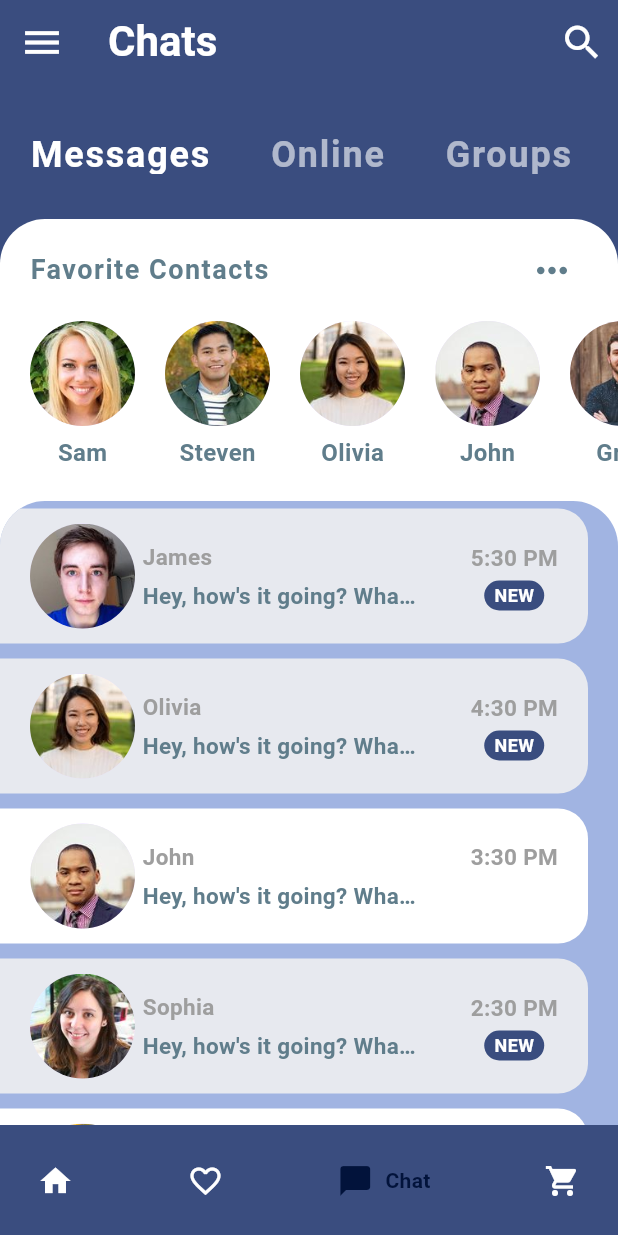
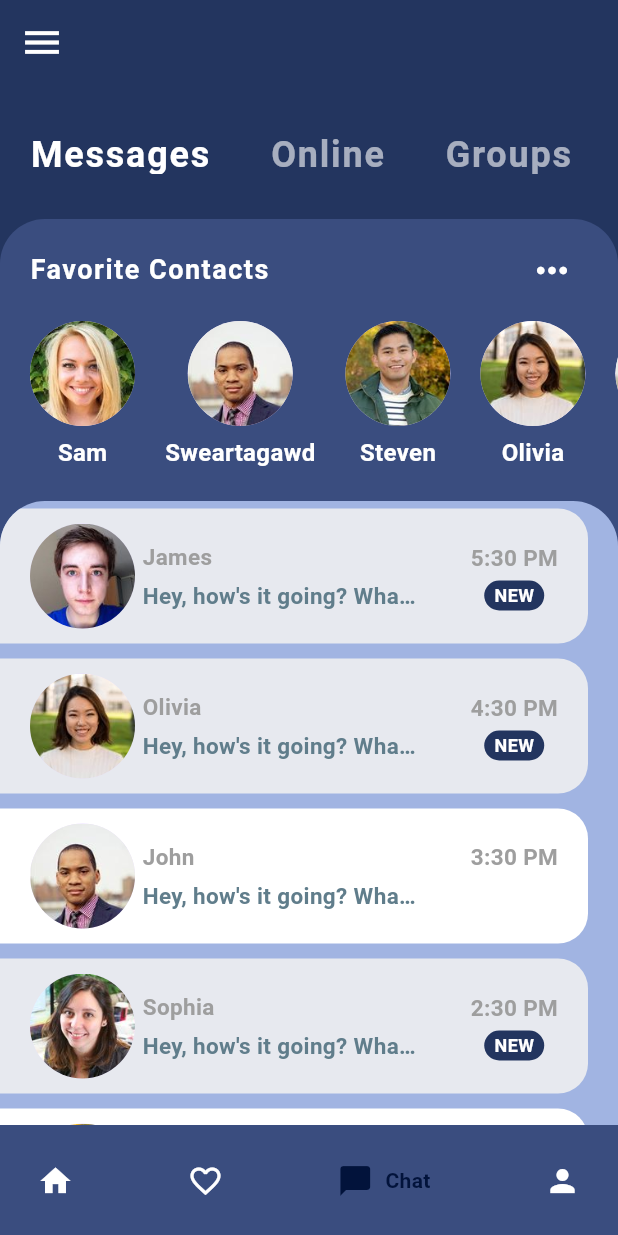
Before and after one commit to acob1/Health-Care-flutter, a Flutter app: the screen it shows after launch, item 3 of the bottom bar chosen, after a tap on the "keyboard control" icon, on a phone screen of 412 x 824 dp. Run offline on Flutter 3.47's test engine with Material 3 defaults, Android fonts, the phone set to English and light mode, and no system bars; drawn by our look-alikes of google_nav_bar.

Commit message:
added new widgets

```diff
--- a/lib/components/cart.dart
+++ b/lib/components/cart.dart
@@ -10,6 +10,6 @@ class Cart extends StatefulWidget {
 class _CartState extends State<Cart> {
   @override
   Widget build(BuildContext context) {
-    return const Center(child: const Text("Cart"));
+    return const Center(child:  Text("Profile"));
   }
 }
--- a/lib/components/chat.dart
+++ b/lib/components/chat.dart
@@ -49,27 +49,31 @@ class _ChatState extends State<Chat> {
         Scaffold(
       backgroundColor: Theme.of(context).primaryColor,
       appBar: AppBar(
-        backgroundColor: const Color(0xff3A4D7F),
+        backgroundColor: const Color(0xff23355F),
         leading: IconButton(
           icon: const Icon(Icons.menu),
           iconSize: 30.0,
           color: Colors.white,
           onPressed: () {},
         ),
-        title: const Text(
-          'Chats',
-          style: TextStyle(
-              fontSize: 28.0, fontWeight: FontWeight.bold, color: Colors.white),
-        ),
+        // title: const Center(
+        //   child: Text(
+        //     'Chats',
+        //     style: TextStyle(
+        //         fontSize: 28.0,
+        //         fontWeight: FontWeight.bold,
+        //         color: Colors.white),
+        //   ),
+        // ),
         elevation: 0.0,
-        actions: <Widget>[
-          IconButton(
-            icon: const Icon(Icons.search),
-            iconSize: 30.0,
-            color: Colors.white,
-            onPressed: () {},
-          ),
-        ],
+        // actions: <Widget>[
+        //   IconButton(
+        //     icon: const Icon(Icons.search),
+        //     iconSize: 30.0,
+        //     color: Colors.white,
+        //     onPressed: () {},
+        //   ),
+        // ],
       ),
       body: Column(
         children: <Widget>[
@@ -77,7 +81,7 @@ class _ChatState extends State<Chat> {
           Expanded(
             child: Container(
               decoration: const BoxDecoration(
-                color: Colors.white,
+                color: Color(0xff3A4D7F),
                 borderRadius: BorderRadius.only(
                     topLeft: Radius.circular(30.0),
                     topRight: Radius.circular(30.0)),
--- a/lib/components/homepage.dart
+++ b/lib/components/homepage.dart
@@ -1,4 +1,9 @@
 import 'package:flutter/material.dart';
+
+import '../widgets/disease_type.dart';
+import '../widgets/more_docWidgets.dart';
+import '../widgets/my_health_doc.dart';
+import '../widgets/my_row_topdocs.dart';
 
 class HomePage extends StatefulWidget {
   const HomePage({super.key});
@@ -55,8 +60,9 @@ class _HomePageState extends State<HomePage> {
               ),
               Padding(
                 padding: const EdgeInsets.only(top: 20),
+                child: Expanded(
                   child: Container(
-                  width: 408,
+
                     height: 100,
                     decoration: BoxDecoration(
                       color: const Color(0xff3A4D7F),
@@ -110,6 +116,7 @@ class _HomePageState extends State<HomePage> {
                     ),
                   ),
                 ),
+              ),
               const SizedBox(
                 height: 15,
               ),
@@ -137,128 +144,12 @@ class _HomePageState extends State<HomePage> {
               const SizedBox(
                 height: 40,
               ),
-              SingleChildScrollView(
-                scrollDirection: Axis.horizontal,
-                child: Row(children: [
-                  Container(
-                    margin: const EdgeInsets.all(10),
-                    width: 200,
-                    height: 60,
-                    decoration: BoxDecoration(
-                      borderRadius: BorderRadius.circular(10),
-                      color: const Color(0xff3A4D7F),
-                    ),
-                    child: const Text(
-                      "THemsss",
-                      style: TextStyle(color: Colors.white),
-                    ),
-                  ),
-                  Container(
-                    margin: const EdgeInsets.all(10),
-                    width: 200,
-                    height: 60,
-                    decoration: BoxDecoration(
-                      borderRadius: BorderRadius.circular(10),
-                      color: const Color(0xff3A4D7F),
-                    ),
-                    child: const Text(
-                      "THemsss",
-                      style: TextStyle(color: Colors.white),
-                    ),
-                  ),
-                  Container(
-                    margin: const EdgeInsets.all(10),
-                    width: 200,
-                    height: 60,
-                    decoration: BoxDecoration(
-                      borderRadius: BorderRadius.circular(10),
-                      color: const Color(0xff3A4D7F),
-                    ),
-                    child: const Text(
-                      "THemsss",
-                      style: TextStyle(color: Colors.white),
-                    ),
-                  ),
-                ]),
-              ),
-              const Row(
-                mainAxisAlignment: MainAxisAlignment.spaceBetween,
-                children: [
-                  Text(
-                    "Top Doctors",
-                    style: TextStyle(
-                        fontWeight: FontWeight.bold,
-                        fontSize: 25,
-                        color: Colors.white),
-                  ),
-                  Text(
-                    "see all",
-                    style: TextStyle(fontSize: 15, color: Color(0xff6386E1)),
-                  ),
-                ],
-              ),
+              const DiseaseType(),
+              const MyRowTopdocs(),
               const SizedBox(
                 height: 81,
               ),
-              SingleChildScrollView(
-                scrollDirection: Axis.horizontal,
-                child: Row(
-                  children: [
-                    Container(
-                      margin: const EdgeInsets.all(10),
-                      width: 146,
-                      height: 195,
-                      decoration: BoxDecoration(
-                        borderRadius: BorderRadius.circular(10),
-                        color: const Color(0xff3A4D7F),
-                      ),
-                      child: const Text(
-                        "THemsss",
-                        style: TextStyle(color: Colors.white),
-                      ),
-                    ),
-                    Container(
-                      margin: const EdgeInsets.all(10),
-                      width: 146,
-                      height: 192,
-                      decoration: BoxDecoration(
-                        borderRadius: BorderRadius.circular(10),
-                        color: const Color(0xff3A4D7F),
-                      ),
-                      child: const Text(
-                        "THemsss",
-                        style: TextStyle(color: Colors.white),
-                      ),
-                    ),
-                    Container(
-                      margin: const EdgeInsets.all(10),
-                      width: 146,
-                      height: 192,
-                      decoration: BoxDecoration(
-                        borderRadius: BorderRadius.circular(10),
-                        color: const Color(0xff3A4D7F),
-                      ),
-                      child: const Text(
-                        "THemsss",
-                        style: TextStyle(color: Colors.white),
-                      ),
-                    ),
-                    Container(
-                      margin: const EdgeInsets.all(10),
-                      width: 146,
-                      height: 192,
-                      decoration: BoxDecoration(
-                        borderRadius: BorderRadius.circular(10),
-                        color: const Color(0xff3A4D7F),
-                      ),
-                      child: const Text(
-                        "THemsss",
-                        style: TextStyle(color: Colors.white),
-                      ),
-                    ),
-                  ],
-                ),
-              )
+              const MoreDocWidgets()
             ],
           ),
         ),
--- a/lib/main.dart
+++ b/lib/main.dart
@@ -19,7 +19,8 @@ class MyApp extends StatelessWidget {
       debugShowCheckedModeBanner: false,
       title: 'Flutter Demo',
       theme: ThemeData(
-        primaryColor: const Color(0xff3A4D7F),
+        primaryColor: const Color(0xff23355F),
+        // const Color(0xff3A4D7F),
         hintColor: const Color(0xFFFEF9EB),
         useMaterial3: true,
       ),
@@ -75,8 +76,8 @@ class _MyHomePageState extends State<MyHomePage> {
                 text: 'Chat',
               ),
               GButton(
-                icon: Icons.shopping_cart,
-                text: 'Shop',
+                icon: Icons.person,
+                text: 'Profile',
               ),
             ],
             selectedIndex: _selectedIndex,
--- a/lib/models/message_model.dart
+++ b/lib/models/message_model.dart
@@ -60,9 +60,15 @@ final User steven = User(
   name: 'Steven',
   imageUrl: 'images/steven.jpg',
 );
+// ignore: non_constant_identifier_names
+final User Sweartagawd = User(
+  id: 8,
+  name: 'Sweartagawd',
+  imageUrl: 'images/john.jpg',
+);
 
 // FAVORITE CONTACTS
-List<User> favorites = [sam, steven, olivia, john, greg];
+List<User> favorites = [sam, Sweartagawd, steven, olivia, john, greg];
 
 // EXAMPLE CHATS ON HOME SCREEN
 List<Message> chats = [
@@ -104,6 +110,13 @@ List<Message> chats = [
   Message(
     sender: sam,
     time: '12:30 PM',
+    text: 'Hey, how\'s it going? What did you do today?',
+    isLiked: false,
+    unread: false,
+  ),
+  Message(
+    sender: Sweartagawd,
+    time: '12:49 PM',
     text: 'Hey, how\'s it going? What did you do today?',
     isLiked: false,
     unread: false,
@@ -161,4 +174,18 @@ List<Message> messages = [
     isLiked: false,
     unread: true,
   ),
+  Message(
+    sender: currentUser,
+    time: '2:30 PM',
+    text: 'So tomorrow will you be available?',
+    isLiked: true,
+    unread: true,
+  ),
+  Message(
+    sender: Sweartagawd,
+    time: '2:00 PM',
+    text: 'I don\'t really know, let\'s wait and see what will happen',
+    isLiked: false,
+    unread: true,
+  ),
 ];
--- a/lib/widgets/category_selector.dart
+++ b/lib/widgets/category_selector.dart
@@ -14,7 +14,7 @@ class _CategorySelectorState extends State<CategorySelector> {
   Widget build(BuildContext context) {
     return Container(
       height: 90.0,
-      color: const Color(0xff3A4D7F),
+      color: const Color(0xff23355F),
       child: ListView.builder(
         scrollDirection: Axis.horizontal,
         itemCount: categories.length,
--- /dev/null
+++ b/lib/widgets/disease_type.dart
@@ -0,0 +1,55 @@
+import 'package:flutter/material.dart';
+
+class DiseaseType extends StatelessWidget {
+  const DiseaseType({
+    super.key,
+  });
+
+  @override
+  Widget build(BuildContext context) {
+    return SingleChildScrollView(
+      scrollDirection: Axis.horizontal,
+      child: Row(children: [
+        Container(
+          margin: const EdgeInsets.all(10),
+          width: 200,
+          height: 60,
+          decoration: BoxDecoration(
+            borderRadius: BorderRadius.circular(10),
+            color: const Color(0xff3A4D7F),
+          ),
+          child: const Text(
+            "THemsss",
+            style: TextStyle(color: Colors.white),
+          ),
+        ),
+        Container(
+          margin: const EdgeInsets.all(10),
+          width: 200,
+          height: 60,
+          decoration: BoxDecoration(
+            borderRadius: BorderRadius.circular(10),
+            color: const Color(0xff3A4D7F),
+          ),
+          child: const Text(
+            "THemsss",
+            style: TextStyle(color: Colors.white),
+          ),
+        ),
+        Container(
+          margin: const EdgeInsets.all(10),
+          width: 200,
+          height: 60,
+          decoration: BoxDecoration(
+            borderRadius: BorderRadius.circular(10),
+            color: const Color(0xff3A4D7F),
+          ),
+          child: const Text(
+            "THemsss",
+            style: TextStyle(color: Colors.white),
+          ),
+        ),
+      ]),
+    );
+  }
+}
--- a/lib/widgets/favorite_contact.dart
+++ b/lib/widgets/favorite_contact.dart
@@ -1,5 +1,7 @@
 import 'package:flutter/material.dart';
 import 'package:healthcare/models/message_model.dart';
+
+import '../components/chat_screen.dart';
 
 class FavoriteContacts extends StatelessWidget {
   const FavoriteContacts({super.key});
@@ -7,7 +9,7 @@ class FavoriteContacts extends StatelessWidget {
   @override
   Widget build(BuildContext context) {
     return Padding(
-      padding: EdgeInsets.symmetric(vertical: 10.0),
+      padding: const EdgeInsets.symmetric(vertical: 10.0),
       child: Column(
         children: [
           Padding(
@@ -18,7 +20,7 @@ class FavoriteContacts extends StatelessWidget {
                 const Text(
                   'Favorite Contacts',
                   style: TextStyle(
-                      color: Colors.blueGrey,
+                      color: Colors.white,
                       fontSize: 18.0,
                       fontWeight: FontWeight.bold,
                       letterSpacing: 1.0),
@@ -26,7 +28,7 @@ class FavoriteContacts extends StatelessWidget {
                 IconButton(
                   icon: const Icon(Icons.more_horiz),
                   iconSize: 30.0,
-                  color: Colors.blueGrey,
+                  color: Colors.white,
                   onPressed: () {},
                 )
               ],
@@ -39,7 +41,14 @@ class FavoriteContacts extends StatelessWidget {
                 scrollDirection: Axis.horizontal,
                 itemCount: favorites.length,
                 itemBuilder: (BuildContext context, int index) {
-                  return Padding(
+                  return GestureDetector(
+                    onTap: () => Navigator.push(
+                      context,
+                      MaterialPageRoute(
+                        builder: (_) => ChatScreen(user: favorites[index]),
+                      ),
+                    ),
+                    child: Padding(
                       padding: const EdgeInsets.all(10.0),
                       child: Column(
                         children: <Widget>[
@@ -54,11 +63,12 @@ class FavoriteContacts extends StatelessWidget {
                           Text(
                             favorites[index].name,
                             style: const TextStyle(
-                              color: Colors.blueGrey,
+                                color: Colors.white,
                                 fontSize: 16.0,
                                 fontWeight: FontWeight.w600),
                           ),
                         ],
+                      ),
                     ),
                   );
                 }),
--- /dev/null
+++ b/lib/widgets/more_docWidgets.dart
@@ -0,0 +1,70 @@
+import 'package:flutter/material.dart';
+
+class MoreDocWidgets extends StatelessWidget {
+  const MoreDocWidgets({
+    super.key,
+  });
+
+  @override
+  Widget build(BuildContext context) {
+    return SingleChildScrollView(
+      scrollDirection: Axis.horizontal,
+      child: Row(
+        children: [
+          Container(
+            margin: const EdgeInsets.all(10),
+            width: 146,
+            height: 195,
+            decoration: BoxDecoration(
+              borderRadius: BorderRadius.circular(10),
+              color: const Color(0xff3A4D7F),
+            ),
+            child: const Text(
+              "THemsss",
+              style: TextStyle(color: Colors.white),
+            ),
+          ),
+          Container(
+            margin: const EdgeInsets.all(10),
+            width: 146,
+            height: 192,
+            decoration: BoxDecoration(
+              borderRadius: BorderRadius.circular(10),
+              color: const Color(0xff3A4D7F),
+            ),
+            child: const Text(
+              "THemsss",
+              style: TextStyle(color: Colors.white),
+            ),
+          ),
+          Container(
+            margin: const EdgeInsets.all(10),
+            width: 146,
+            height: 192,
+            decoration: BoxDecoration(
+              borderRadius: BorderRadius.circular(10),
+              color: const Color(0xff3A4D7F),
+            ),
+            child: const Text(
+              "THemsss",
+              style: TextStyle(color: Colors.white),
+            ),
+          ),
+          Container(
+            margin: const EdgeInsets.all(10),
+            width: 146,
+            height: 192,
+            decoration: BoxDecoration(
+              borderRadius: BorderRadius.circular(10),
+              color: const Color(0xff3A4D7F),
+            ),
+            child: const Text(
+              "THemsss",
+              style: TextStyle(color: Colors.white),
+            ),
+          ),
+        ],
+      ),
+    );
+  }
+}
--- /dev/null
+++ b/lib/widgets/my_row_topdocs.dart
@@ -0,0 +1,38 @@
+import 'package:flutter/material.dart';
+
+import 'my_health_doc.dart';
+
+class MyRowTopdocs extends StatelessWidget {
+  const MyRowTopdocs({
+    super.key,
+  });
+
+  @override
+  Widget build(BuildContext context) {
+    return Row(
+      mainAxisAlignment: MainAxisAlignment.spaceBetween,
+      children: [
+        const Text(
+          "Top Doctors",
+          style: TextStyle(
+              fontWeight: FontWeight.bold,
+              fontSize: 25,
+              color: Colors.white),
+        ),
+        TextButton(
+          onPressed: () {
+            Navigator.push(
+              context,
+              MaterialPageRoute(
+                  builder: (context) => const MyHealthDoc()),
+            );
+          },
+          child: const Text(
+            "see all",
+            style: TextStyle(fontSize: 15, color: Color(0xff6386E1)),
+          ),
+        ),
+      ],
+    );
+  }
+}
--- a/lib/widgets/recent_chats.dart
+++ b/lib/widgets/recent_chats.dart
@@ -1,4 +1,5 @@
 import 'package:flutter/material.dart';
+import 'package:healthcare/components/chat_screen.dart';
 
 import '../models/message_model.dart';
 
@@ -21,14 +22,21 @@ class RecentChats extends StatelessWidget {
               itemCount: chats.length,
               itemBuilder: (BuildContext context, int index) {
                 final Message chat = chats[index];
-                return Container(
-                  margin:
-                      const EdgeInsets.only(top: 5.0, bottom: 5.0, right: 20.0),
+                return GestureDetector(
+                  onTap: () => Navigator.push(
+                    context,
+                    MaterialPageRoute(
+                      builder: (_) => ChatScreen(user: chat.sender),
+                    ),
+                  ),
+                  child: Container(
+                    margin: const EdgeInsets.only(
+                        top: 5.0, bottom: 5.0, right: 20.0),
                     padding: const EdgeInsets.symmetric(
                         horizontal: 20.0, vertical: 10.0),
                     decoration: BoxDecoration(
                       color: chat.unread
-                        ? Color.fromARGB(223, 241, 241, 241)
+                          ? const Color.fromARGB(223, 241, 241, 241)
                           : Colors.white,
                       borderRadius: const BorderRadius.only(
                           topRight: Radius.circular(20.0),
@@ -60,7 +68,8 @@ class RecentChats extends StatelessWidget {
                                   height: 5.0,
                                 ),
                                 Container(
-                                width: MediaQuery.of(context).size.width * 0.45,
+                                  width:
+                                      MediaQuery.of(context).size.width * 0.45,
                                   child: Text(
                                     chat.text,
                                     style: const TextStyle(
@@ -108,6 +117,7 @@ class RecentChats extends StatelessWidget {
                         )
                       ],
                     ),
+                  ),
                 );
               }),
         ),
--- a/pubspec.yaml
+++ b/pubspec.yaml
@@ -46,7 +46,7 @@ dev_dependencies:
   # activated in the `analysis_options.yaml` file located at the root of your
   # package. See that file for information about deactivating specific lint
   # rules and activating additional ones.
-  flutter_lints: ^2.0.0
+  flutter_lints: ^3.0.1
 
 # For information on the generic Dart part of this file, see the
 # following page: https://dart.dev/tools/pub/pubspec
```
Also changed, not shown: lib/components/chat_screen.dart (added, +180 -0 lines), lib/widgets/my_health_doc.dart (added, +24 -0 lines), images/Kun _ Anime_1.jpg (added), images/Kun _ Anime_111.jpg (added), images/download-1-1.png (added), pubspec.lock. Lines whose indentation alone changed are shown as unchanged.
